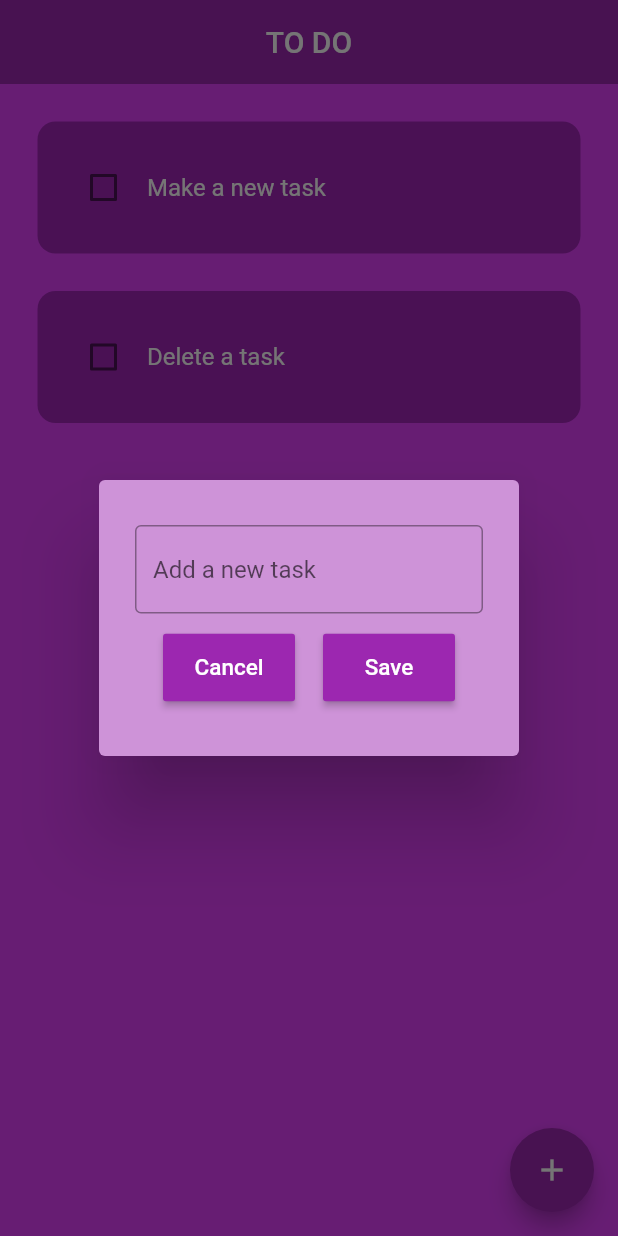
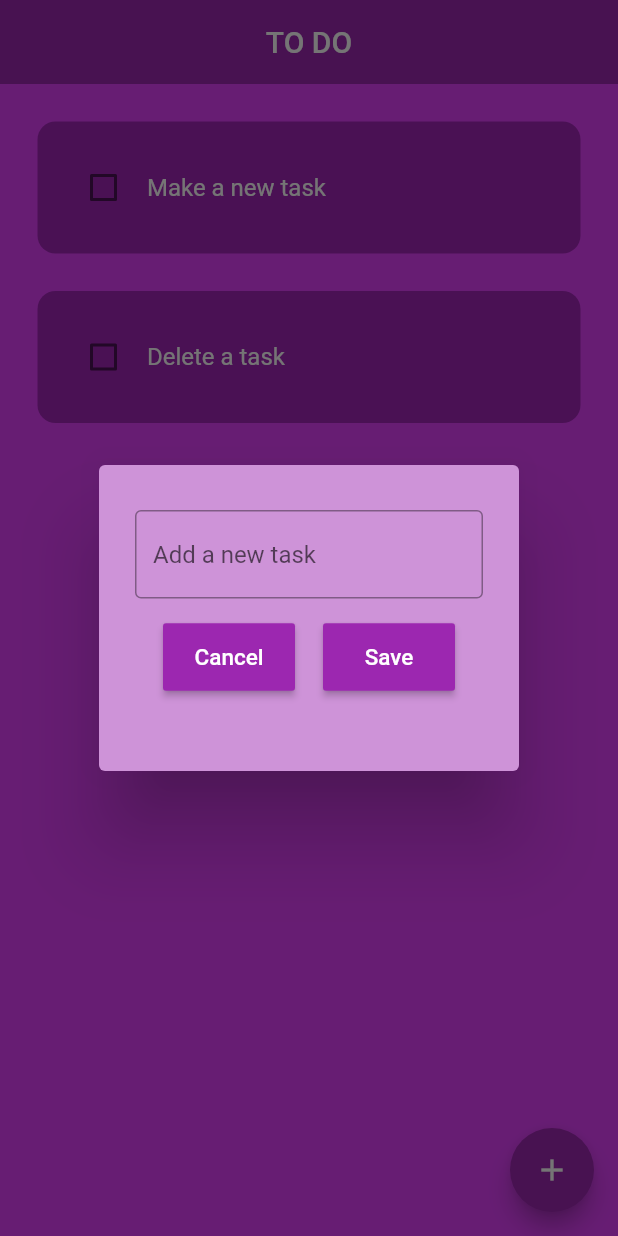
Before and after one commit to 4hellboy4/ToDo_app, a Flutter app: the screen it shows after launch, after a tap on the "add" icon, on a phone screen of 412 x 824 dp. Run offline on Flutter 3.47's test engine with Material 2 defaults, Android fonts, the phone set to English and light mode, and no system bars; drawn by our look-alikes of flutter_slidable; our stand-ins replace hive, hive_flutter; accounts and stored records are empty.

Commit message:
some unecessary changes

```diff
--- a/lib/utils/dialog_box.dart
+++ b/lib/utils/dialog_box.dart
@@ -19,7 +19,7 @@ class DialogBox extends StatelessWidget {
       backgroundColor: Colors.purple[200],
       content: Container(
         padding: const EdgeInsets.symmetric(vertical: 10),
-        height: 140,
+        height: 160,
         child: Column(
           //Get user input
           children: [
@@ -29,10 +29,10 @@ class DialogBox extends StatelessWidget {
                   border: OutlineInputBorder(), hintText: "Add a new task"),
             ),
 
-            const SizedBox(height: 12),
-
             //Save and Cancel buttons
-            Row(
+            Padding(
+              padding: const EdgeInsets.only(top: 15.0),
+              child: Row(
                 mainAxisAlignment: MainAxisAlignment.spaceEvenly,
                 children: <Widget>[
                   //Cancel button
@@ -44,6 +44,7 @@ class DialogBox extends StatelessWidget {
                   ),
                 ],
               ),
+            ),
           ],
         ),
       ),
```
Lines whose indentation alone changed are shown as unchanged.
